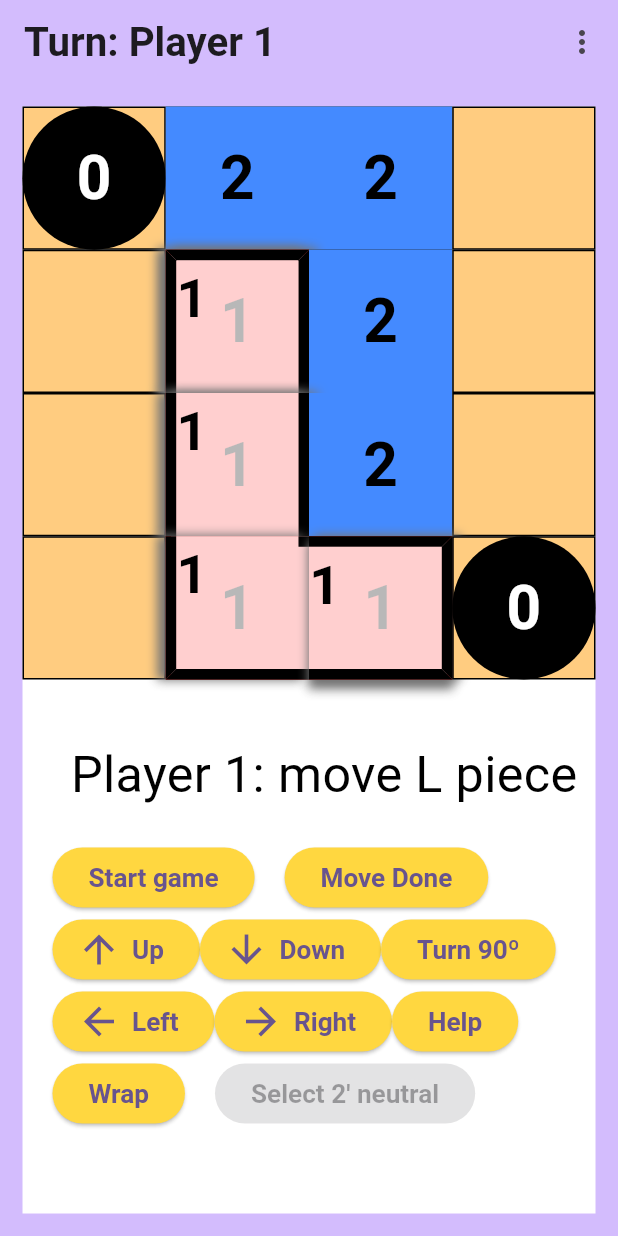
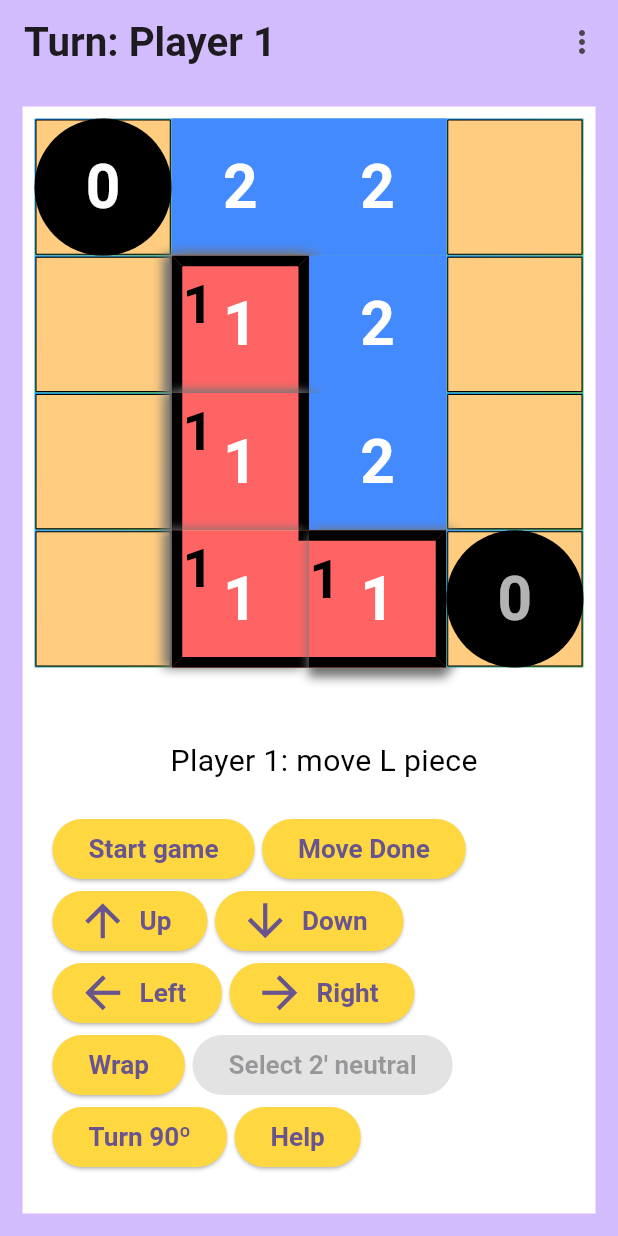
Before and after one commit to tkassila/flgame, a Flutter app: the screen it shows after launch, on a phone screen of 412 x 824 dp. Run offline on Flutter 3.47's test engine with Material 3 defaults, Android fonts, the phone set to English and light mode, and no system bars; drawn by our look-alikes of auto_size_text; our stand-ins replace flutter_html, flutter_screenutil, get_it, hive, hive_flutter, logger and 2 more; missing offline and left inert: dart:ffi, flutter_exit_app; accounts and stored records are empty.

Commit message:
smal changies

```diff
--- a/lib/main.dart
+++ b/lib/main.dart
@@ -39,7 +39,7 @@ var loggerNoStack = Logger(
 Function unOrdDeepEq = const DeepCollectionEquality.unordered().equals;
 
 // This is the type used by the popup menu below.
-enum MenuButtonSelected { /* remoteGames, */ oldUnFinishedGames,
+enum MenuButtonSelected { remoteGames, oldUnFinishedGames,
   editPlayerNames, finishedGames, exitGame, aboutGame }
 
 void main() async {
@@ -114,12 +114,13 @@ class MyApp extends StatelessWidget {
    //   navigatorKey: navigatorKey, // important
       routes: {
         '/': (context) => const LoadingScreen(),
-        '/lgamefor2': (context) => MyHomePage(title: strAppTitle, bScreenReaderIsUsed: bScreenReaderIsUsed),
+        '/lgamefor2': (context) => MyHomePage(title: strAppTitle,
+            bScreenReaderIsUsed: bScreenReaderIsUsed),
         '/help': (context) => const HelpRoute(),
         '/about': (context) => const AboutRoute(),
         '/oldgames': (context) => const OldGamesRoute(),
         '/finishedgames': (context) => const FinishedGamesRoute(),
-        '/remotegames': (context) => const RemoteGamesRoute(),
+       '/remotegames': (context) => const RemoteGamesRoute(),
       },
       theme: ThemeData(
         useMaterial3: true, colorScheme: ColorScheme.fromSeed(seedColor:
@@ -185,6 +186,7 @@ class _LGamePageState extends State<MyHomePage>
   Widget? _buttonsRow1;
   Widget? _buttonsRow2;
   Widget? _buttonsRow3;
+  Widget? _buttonsRow4;
   Widget? _buildBoard;
   Widget? _buttonsEditRow1;
   TextField? _textFieldName1, _textFieldName2;
@@ -202,13 +204,13 @@ class _LGamePageState extends State<MyHomePage>
   Widget? buttonUp;
   Widget? buttonDown;
   Widget? buttonWrapUp;
-  ElevatedButton? buttonSwitchNeutral;
+  Widget? buttonSwitchNeutral;
   Widget? buttonLeft;
   Widget? buttonRight;
-  ElevatedButton? buttonStartGame;
-  ElevatedButton? buttonTurn90Degree;
-  ElevatedButton? buttonMoveDone;
-  ElevatedButton? buttonHelp;
+  Widget? buttonStartGame;
+  Widget? buttonTurn90Degree;
+  Widget? buttonMoveDone;
+  Widget? buttonHelp;
   Text? textMessage;
   // bool bScreenReaderIsUsed = true;
 
@@ -216,7 +218,8 @@ class _LGamePageState extends State<MyHomePage>
   Color player2Color = Colors.blueAccent;
   Color neutralColor = Colors.black;
   final ButtonStyle buttonStyle =
-         ElevatedButton.styleFrom(textStyle: TextStyle(fontSize: ScreenUtil().setSp(13),
+         ElevatedButton.styleFrom(textStyle:
+         TextStyle(fontSize: ScreenUtil().setSp(13),
              fontWeight: FontWeight.bold),
          backgroundColor: Colors.amberAccent);
 
@@ -667,6 +670,9 @@ class _LGamePageState extends State<MyHomePage>
    //   _buildBoard = buildGameBoard();
   }
 
+  final double buttonRowBetweenHeight = 40;
+  final double buttonIconSize = 35.0;
+
   Widget buildGameBoard()
   {
 
@@ -692,7 +698,7 @@ class _LGamePageState extends State<MyHomePage>
       ),
        */
       onPressed: lGameSession.bButtonUpEnabled ? buttonUpPressed : null,
-      icon: const Icon(Icons.arrow_upward, size: 30.0,),
+      icon: Icon(Icons.arrow_upward, size: buttonIconSize,),
       label: const Text("Up"),
     );
     /* Container(
@@ -727,21 +733,21 @@ class _LGamePageState extends State<MyHomePage>
     buttonDown = ElevatedButton.icon(
       style: buttonStyle,
       onPressed: lGameSession.bButtonDownEnabled ? buttonDownPressed : null,
-      icon: const Icon(Icons.arrow_downward, size: 30.0,),
+      icon: Icon(Icons.arrow_downward, size: buttonIconSize,),
       label: const Text('Down'),
     );
 
     buttonLeft = ElevatedButton.icon(
       style: buttonStyle,
       onPressed: lGameSession.bButtonLeftEnabled ? buttonLeftPressed : null,
-      icon: const Icon(Icons.arrow_back, size: 30.0,),
+      icon: Icon(Icons.arrow_back, size: buttonIconSize,),
       label: const Text('Left'),
     );
 
     buttonRight =   ElevatedButton.icon(
       style: buttonStyle,
       onPressed: lGameSession.bButtonRightEnabled ? buttonRightPressed : null,
-      icon: const Icon(Icons.arrow_forward, size: 30.0,),
+      icon: Icon(Icons.arrow_forward, size: buttonIconSize,),
       label: const Text('Right'),
     );
 
@@ -785,17 +791,17 @@ class _LGamePageState extends State<MyHomePage>
      if (lGameSession.bGameIsOver)
      {
        textMessage = Text(lGameSession.msg,
-         style: TextStyle(color: Colors.black, fontSize: ScreenUtil().setSp(25),
+         style: TextStyle(color: Colors.black, fontSize: ScreenUtil().setSp(15),
              backgroundColor: Colors.yellowAccent),
        );
      }
      else {
        textMessage = Text(lGameSession.msg,
-         style: TextStyle(color: Colors.black, fontSize: ScreenUtil().setSp(25)),
+         style: TextStyle(color: Colors.black, fontSize: ScreenUtil().setSp(15)),
        );
      }
 
-     const double buttonBetweenWidth = 20;
+     const double buttonBetweenWidth = 5;
 
      if (bEditPlayerNames) {
        /*
@@ -883,35 +889,39 @@ class _LGamePageState extends State<MyHomePage>
 
      _buttonsRow0 = Row(children: [
       buttonStartGame!,
-      const SizedBox(height: 40, width: buttonBetweenWidth,),
+      SizedBox(height: buttonRowBetweenHeight, width: buttonBetweenWidth,),
       buttonMoveDone!,
     ],
     );
 
     _buttonsRow1 = Row(children: [
       buttonUp!,
-  //    const SizedBox(height: 2, width: buttonBetweenWidth,),
+      SizedBox(height: buttonRowBetweenHeight, width: buttonBetweenWidth,),
       buttonDown!,
     //  const SizedBox(height: 2, width: buttonBetweenWidth,),
-      buttonTurn90Degree!
     ],
     );
 
     _buttonsRow2 = Row(children: [
       buttonLeft!,
-   //   const SizedBox(height: 2, width: buttonBetweenWidth,),
+      SizedBox(height: buttonRowBetweenHeight, width: buttonBetweenWidth,),
       buttonRight!,
-     // const SizedBox(height: 2, width: buttonBetweenWidth,),
-      buttonHelp!,
     ],
     );
 
     _buttonsRow3 = Row(children: [
       buttonWrapUp!,
-      const SizedBox(height: 30, width: buttonBetweenWidth,),
+      SizedBox(height: buttonRowBetweenHeight, width: buttonBetweenWidth,),
       buttonSwitchNeutral!,
     ],
     );
+
+     _buttonsRow4 = Row(children: [
+        buttonTurn90Degree!,
+        SizedBox(height: buttonRowBetweenHeight, width: buttonBetweenWidth,),
+        buttonHelp!,
+     ],
+     );
 
     /*
     _listBoardPieces = List.generate(16,  (index) {
@@ -987,6 +997,7 @@ class _LGamePageState extends State<MyHomePage>
        {
          editOrButtonContainer = Column(children: [
          _buttonsRow0!,  _buttonsRow1!, _buttonsRow2!, _buttonsRow3!,
+           _buttonsRow4!
         ],);
        }
 
@@ -1213,14 +1224,13 @@ class _LGamePageState extends State<MyHomePage>
                     {
                       callFinishedGames();
                     }
-                    /*
                   else
                     if (selectedMenuButton ==
                     MenuButtonSelected.remoteGames)
                     {
                         callRemoteGames();
                     }
-                     */
+
                     else
                     if (selectedMenuButton ==
                         MenuButtonSelected.exitGame)
@@ -1241,13 +1251,11 @@ class _LGamePageState extends State<MyHomePage>
                 value: MenuButtonSelected.oldUnFinishedGames,
                 child: Text('Select unfinished games', style: menuTextStyle,),
               ),
-              /*
+
               PopupMenuItem<MenuButtonSelected>(
                 value: MenuButtonSelected.remoteGames,
                 child: Text('Remote games', style: menuTextStyle,),
               ),
-
-               */
               PopupMenuItem<MenuButtonSelected>(
                 value: MenuButtonSelected.editPlayerNames,
                 child: Text('Edit player names', style: menuTextStyle,),
--- a/lib/views/game_board.dart
+++ b/lib/views/game_board.dart
@@ -51,6 +51,7 @@ class _LGameBoardState extends State<LGameBoard> {
   List<Container> _listBoardSquares = List<Container>.empty(growable: true);
   List<Container> _listBoardPieces = List<Container>.empty(growable: true);
   List<Container> _listMovePieceShadowContainers = List<Container>.empty(growable: true);
+  List<Container> _listMovePieceShadowCenterContainers = List<Container>.empty(growable: true);
   List<Container> _listMoveBorderSquares = List<Container>.empty(growable: true);
   List<Border?> _listMoveBorders = List<Border>.empty(growable: true);
   BorderInnerSquarePosition? innerSquarePosition;
@@ -89,9 +90,21 @@ class _LGameBoardState extends State<LGameBoard> {
         height: containerHeight,
       );
     });
-  }
-
-  Border
+
+    _listMovePieceShadowCenterContainers = List.generate(16,  (index) {
+      return Container(
+        //    duration: const Duration(seconds: 1),
+        //  padding: const EdgeInsets.all(8),
+        color: Colors.transparent,
+        width: containerWidth,
+        height: containerHeight,
+      );
+    });
+
+}
+
+
+Border
   getMoveDecorationBorderWithBorderSidesForCol(int index,
       List<GameBoardPosition>? l3SeriesList,
       GameBoardPosition forthLPieceGp,
@@ -935,10 +948,10 @@ class _LGameBoardState extends State<LGameBoard> {
     }
 
     if (lGameSession.iPlayerMove == 1) {
-      ret = Colors.white60;
+      ret = Colors.white10;
     } else
     if (lGameSession.iPlayerMove == 2) {
-      ret = Colors.white60;
+      ret = Colors.white10 /* Colors.white60 */;
     }
     return ret;
   }
@@ -949,17 +962,41 @@ class _LGameBoardState extends State<LGameBoard> {
     if (modeColor == Colors.transparent) {
       return null;
     }
+
     Widget? textWidget = getTextChild(index, false);
+
+    Color textColor = Colors.black;
+    bool isIn1List = lGameSession.iArrPlayer1Pieces == null ? false :
+           lGameSession.iArrPlayer1Pieces!.contains(index);
+    bool isIn2List = lGameSession.iArrPlayer2Pieces == null ? false :
+           lGameSession.iArrPlayer2Pieces!.contains(index);
+    if (index == lGameSession.iPlayerNeutral1Piece
+        || index == lGameSession.iPlayerNeutral2Piece) {
+      textColor = Colors.white;
+    }
+
     Widget text = Text(
         "${lGameSession.iPlayerMove}",
         textAlign: TextAlign.left,
-        style: TextStyle(fontSize: ScreenUtil().setSp(27), color: Colors.black,
+        style: TextStyle(fontSize: ScreenUtil().setSp(27), color: textColor,
             fontWeight: FontWeight.bold)
     );
 
+    if (modeColor == Colors.white10) {
+      modeColor = Colors.transparent;
+    }
+    /*
+    else
+    if (modeColor != Colors.transparent) {
+      {
+        print("Kissa");
+      }
+    }
+     */
+
     Widget ret = Container(
       // padding: const EdgeInsets.all(8),
-      color: modeColor.withOpacity(0.3),
+      color: modeColor /* modeColor.withOpacity(0.1) */,
       width: containerWidth,
       height: containerHeight,
       child: /** textWidget ?? */ text,
@@ -1131,11 +1168,32 @@ class _LGameBoardState extends State<LGameBoard> {
           lGameSession.iArrPlayerMovePieces!.contains(index)) {
         boxDecorationColor = modeColor; // Colors.white;
       }
+
+      Color borderColor = lGameSession.playerTurn == GamePlayerTurn.player1 ?
+      player1Color : player2Color /* Colors.black */ ;
+      if (lGameSession.inMovingPiece == LGamePieceInMove.neutral)
+      {
+          if (lGameSession.iArrPlayerMovePieces!.contains(index)
+          && lGameSession.iArrPlayer1Pieces!.contains(index))
+          {
+            if (lGameSession.playerTurn == GamePlayerTurn.player1) {
+              borderColor = Colors.black;
+            }
+          }
+          else
+          if (lGameSession.iArrPlayerMovePieces!.contains(index)
+          && lGameSession.iArrPlayer2Pieces!.contains(index))
+          {
+            if (lGameSession.playerTurn == GamePlayerTurn.player2) {
+              borderColor = Colors.black;
+            }
+          }
+      }
+
       boxDecoration = BoxDecoration(
         color: boxDecorationColor,
         border: Border.all(
-          color: lGameSession.playerTurn == GamePlayerTurn.player1 ?
-          player1Color : player2Color /* Colors.black */,
+          color: borderColor,
           width: 7,
         ),
 
@@ -1227,15 +1285,26 @@ class _LGameBoardState extends State<LGameBoard> {
   Container getBoardSquaresContainer(int index)
   {
     return Container(
-      // padding: const EdgeInsets.all(8),
-
+      padding: const EdgeInsets.all(1),
       width: containerWidth,
       height: containerHeight,
+      decoration: BoxDecoration(
+        gradient: LinearGradient(
+          begin: Alignment.topLeft,
+          end: Alignment.bottomRight,
+          colors: [Colors.blue, Colors.green],
+        ),
+      ),
+      child: Container(
+      // padding: const EdgeInsets.all(8),
+
+      width: containerWidth -20,
+      height: containerHeight -20,
       decoration: BoxDecoration(
         color: Colors.orange[200],
         border: Border.all(
           color: Colors.black,
-          width: 1,
+          width: 0,
         ),
       ),
       /*
@@ -1246,6 +1315,7 @@ class _LGameBoardState extends State<LGameBoard> {
                   bottomRight: Radius.circular(dRadius /* 30.0 */)),
                */
       child: null,
+    ),
     );
   }
 
@@ -1321,14 +1391,34 @@ class _LGameBoardState extends State<LGameBoard> {
     Color fontColor = Colors.black;
     if (isIn1List) {
       strText = "1";
+      if (isBoardPiece) {
+        fontColor = Colors.yellowAccent;
+      }
+      else {
+        fontColor = Colors.white70;
+      }
     } else if (isIn2List) {
       strText = "2";
+      if (isBoardPiece) {
+        fontColor = Colors.white70;
+        if (isIn1List) {
+          fontColor = Colors.white70;
+        }
+      }
     } else {
       strText = "0";
       fontColor = Colors.white;
       if (!isBoardPiece) {
         fontColor = Colors.black;
       }
+      else {
+        fontColor = Colors.white70;
+      }
+    }
+
+    if (index == lGameSession.iPlayerNeutral1Piece
+        || index != lGameSession.iPlayerNeutral2Piece) {
+      fontColor = Colors.white;
     }
 
     return Center(child: AutoSizeText(strText,
@@ -1356,7 +1446,8 @@ class _LGameBoardState extends State<LGameBoard> {
       },
       child: */ Text(_iArrScreenReaderSquareText[index],
           textAlign: TextAlign.left,
-          style: TextStyle(fontSize: ScreenUtil().setSp(12), color: Colors.transparent,
+          style: TextStyle(fontSize: ScreenUtil().setSp(12),
+              color: Colors.transparent,
               fontWeight: FontWeight.bold
             /* Colors.grey */),
       ),
@@ -1468,7 +1559,11 @@ class _LGameBoardState extends State<LGameBoard> {
         width: containerWidth,
         clipBehavior: Clip.none,
         height: containerHeight,
-        decoration: decoration
+        decoration: decoration,
+            child: Opacity(
+        opacity: 1.0,
+          child: Container(child: null, color: Colors.transparent,),
+        ),
           /*
             decoration: BoxDecoration(
             color: Colors.orange[200],
@@ -1492,13 +1587,13 @@ class _LGameBoardState extends State<LGameBoard> {
   }
 
   BoxShadow?
-  getBoxShadowOf(BorderStyle bottonStyle, SHADOWBOXPOSITION shadowPosition)
+  getBoxShadowOf(BorderStyle borderStyle, SHADOWBOXPOSITION shadowPosition)
   {
     BoxShadow? ret;
 
     Offset? offset = Offset(0,0);
     Color color = Colors.grey.shade600;
-    if (bottonStyle == BorderStyle.none)
+    if (borderStyle == BorderStyle.none)
       {
         ret =  BoxShadow(
           // color: Colors.green,
@@ -1530,7 +1625,7 @@ class _LGameBoardState extends State<LGameBoard> {
         offset = Offset(5,0);
       }
 
-    if (bottonStyle == BorderStyle.none)
+    if (borderStyle == BorderStyle.none)
     {
       color = Colors.transparent;
       offset = Offset(0,0);
@@ -1631,7 +1726,7 @@ class _LGameBoardState extends State<LGameBoard> {
             ),
           ],
            */
-      boxShadow: shadows,
+         boxShadow: shadows,
     );
 
     /*
@@ -1706,6 +1801,30 @@ class _LGameBoardState extends State<LGameBoard> {
       return ret;
   }
 
+  Container getMovePieceShadowCenterContainer(index)
+  {
+    Container ret = Container(
+      //    duration: const Duration(seconds: 1),
+      //  padding: const EdgeInsets.all(8),
+      color: Colors.transparent,
+      width: containerWidth,
+      height: containerHeight,
+    );
+    bool isInMoveList = lGameSession.iArrPlayerMovePieces == null ? false :
+                    lGameSession.iArrPlayerMovePieces!.contains(index);
+    if (!isInMoveList) {
+      return ret;
+    }
+    ret = Container(
+      //    duration: const Duration(seconds: 1),
+      //  padding: const EdgeInsets.all(8),
+      color: Colors.yellow[200],
+      width: containerWidth,
+      height: containerHeight,
+    );
+    return ret;
+  }
+
   GridView
   buildGameBoard()
   {
@@ -1746,6 +1865,10 @@ class _LGameBoardState extends State<LGameBoard> {
 
     _listMovePieceShadowContainers = List.generate(16,  (index) {
       return getMovePieceShadowContainer(index);
+    });
+
+    _listMovePieceShadowCenterContainers = List.generate(16,  (index) {
+      return getMovePieceShadowCenterContainer(index);
     });
 
     /*
@@ -1866,8 +1989,10 @@ class _LGameBoardState extends State<LGameBoard> {
             //      decoration: listBoxDecoration,
             child: Stack(clipBehavior: Clip.none,
                 children: [_listBoardSquares[i],
-                  _listMovePieceShadowContainers[i], _listBoardPieces[i],
-                  _listMoveBorderSquares[i],
+                 _listMovePieceShadowContainers[i],
+                  _listMovePieceShadowCenterContainers[i],
+                  _listBoardPieces[i],
+                 _listMoveBorderSquares[i],
                   _listScreenReaderSquares[i]
                ]
             /*
@@ -1895,7 +2020,9 @@ class _LGameBoardState extends State<LGameBoard> {
       for (int i = 0; i < _listBoardSquares.length; i++) {
         listBoardStack.add(
           Container( child: Stack(children: [_listBoardSquares[i],
-            _listMovePieceShadowContainers[i], _listBoardPieces[i],
+            _listMovePieceShadowContainers[i],
+            _listMovePieceShadowCenterContainers[i],
+            _listBoardPieces[i],
             _listMoveSquares[i],
             _listMoveBorderSquares[i]]),));
       }
@@ -1908,7 +2035,7 @@ class _LGameBoardState extends State<LGameBoard> {
       primary: false,
       mainAxisSpacing: 0,
       crossAxisSpacing: 0,
-      padding: EdgeInsets.zero,
+      padding: EdgeInsets.all(8.0),
       // mainAxisSpacing: 1.0,
       // crossAxisSpacing: 1.0,
       // Create a grid with 2 columns. If you change the scrollDirection to
--- a/lib/views/loading_screen.dart
+++ b/lib/views/loading_screen.dart
@@ -43,7 +43,7 @@ class _LoadingScreenState extends State<LoadingScreen>
       _visible = !_visible;
     });
 
-    Timer(const Duration(milliseconds: 800), handleTimeout2);
+    Timer(const Duration(milliseconds: 100), handleTimeout2);
     // Navigator.pushNamed(context, "/lgamefor2");
   }
 
@@ -81,7 +81,7 @@ class _LoadingScreenState extends State<LoadingScreen>
             ),
             AnimatedOpacity(
                 opacity: _visible ? 1.0 : 0.0,
-                duration: const Duration(milliseconds: 600),
+                duration: const Duration(milliseconds: 500),
             child: const Image(
             height: 300,
             width: 300,
```
Also changed, not shown: lib/views/remote_game.dart (+59 -29 lines), res2/mipmap-hdpi/ic_launcher.png (added), res2/mipmap-mdpi/ic_launcher.png (added), res2/mipmap-xhdpi/ic_launcher.png (added), res2/mipmap-xxhdpi/ic_launcher.png (added), res2/mipmap-xxxhdpi/ic_launcher.png (added), 22 other files.
